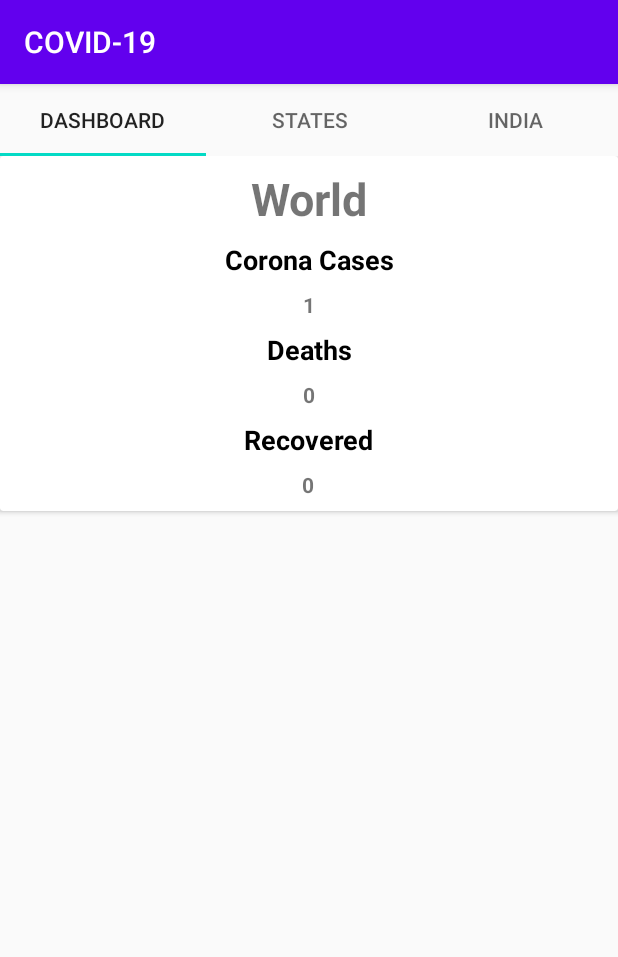
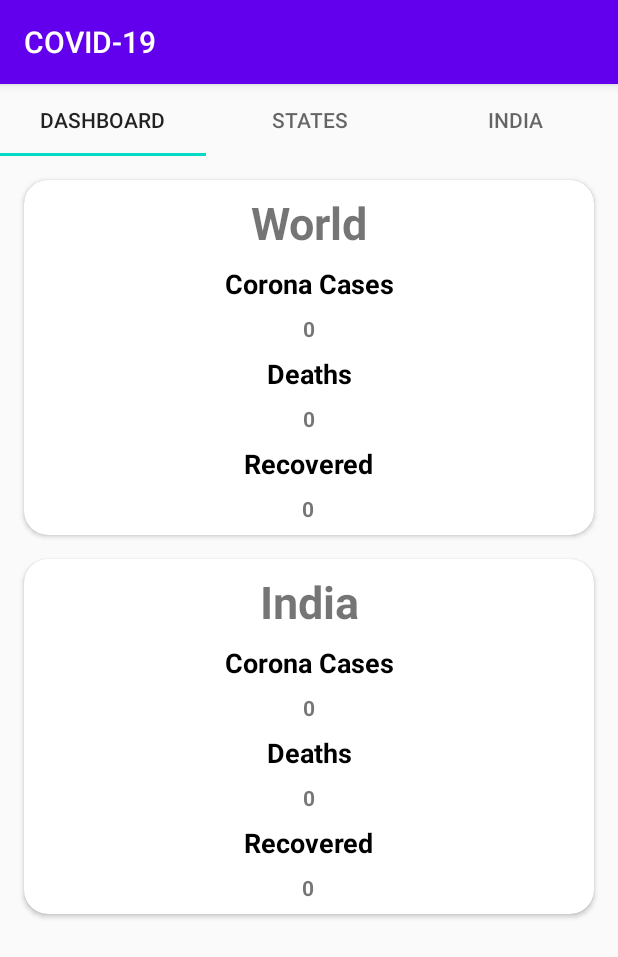
Before and after one commit to ajithr1/Corona, an Android app: the screen it shows after launch (MainActivity), on a phone screen of 412 x 824 dp. Shown: the top 957 px of the screen. Run offline under Robolectric (Android 15) with nearby library versions, the phone set to English and light mode, and no system bars.

Commit message:
V1.1.1
UI fix.

```diff
--- a/app/build.gradle
+++ b/app/build.gradle
@@ -9,7 +9,7 @@ android {
         minSdkVersion 21
         targetSdkVersion 29
         versionCode 1
-        versionName "1.0"
+        versionName "1.1.1"
 
         testInstrumentationRunner "androidx.test.runner.AndroidJUnitRunner"
     }
--- a/app/src/main/AndroidManifest.xml
+++ b/app/src/main/AndroidManifest.xml
@@ -1,6 +1,8 @@
 <?xml version="1.0" encoding="utf-8"?>
 <manifest xmlns:android="http://schemas.android.com/apk/res/android"
     package="com.ajith.covid_19">
+
+    <uses-permission android:name="android.permission.INTERNET"/>
 
     <application
         android:allowBackup="true"
--- a/app/src/main/java/com/ajith/covid_19/ApiClass.java
+++ b/app/src/main/java/com/ajith/covid_19/ApiClass.java
@@ -5,13 +5,13 @@ import okhttp3.logging.HttpLoggingInterceptor;
 import retrofit2.Retrofit;
 import retrofit2.converter.gson.GsonConverterFactory;
 
-public class ApiClass {
+class ApiClass {
 
-    private static final String BASE_URL = "https://api.covid19india.org/";
+    private static final String BASE_URL = "https://api.covid19api.com/";
     private static Retrofit retrofit;
 
 
-    public static Retrofit getRetrofit() {
+    static Retrofit getRetrofit() {
         if (retrofit == null){
 
             OkHttpClient client = new OkHttpClient.Builder()
--- a/app/src/main/java/com/ajith/covid_19/ApiInterface.java
+++ b/app/src/main/java/com/ajith/covid_19/ApiInterface.java
@@ -1,5 +1,6 @@
 package com.ajith.covid_19;
 
+import com.google.gson.JsonElement;
 import com.google.gson.JsonObject;
 
 import retrofit2.Call;
@@ -7,6 +8,6 @@ import retrofit2.http.GET;
 
 public interface ApiInterface {
 
-    @GET("data.json")
-    Call<JsonObject> getData();
+    @GET("summary")
+    Call<JsonElement> getData();
 }
--- a/app/src/main/java/com/ajith/covid_19/DashBoard.java
+++ b/app/src/main/java/com/ajith/covid_19/DashBoard.java
@@ -4,18 +4,21 @@ import android.os.Bundle;
 
 import androidx.fragment.app.Fragment;
 
+import android.util.Log;
 import android.view.LayoutInflater;
 import android.view.View;
 import android.view.ViewGroup;
 import android.widget.TextView;
 
+import com.google.gson.JsonElement;
 
-/**
- * A simple {@link Fragment} subclass.
- */
+import retrofit2.Call;
+import retrofit2.Callback;
+import retrofit2.Response;
+
 public class DashBoard extends Fragment {
 
-    TextView textView;
+    private TextView textView;
 
     public DashBoard() {
         // Required empty public constructor
@@ -28,8 +31,24 @@ public class DashBoard extends Fragment {
         // Inflate the layout for this fragment
         View view = inflater.inflate(R.layout.fragment_dash_board, container, false);
         textView = view.findViewById(R.id.world_cases);
-        String data = getArguments().getString("key");
-        textView.setText(data);
+
+        ApiInterface apiInterface = ApiClass.getRetrofit().create(ApiInterface.class);
+
+        Call<JsonElement> call = apiInterface.getData();
+
+        call.enqueue(new Callback<JsonElement>() {
+            @Override
+            public void onResponse(Call<JsonElement> call, Response<JsonElement> response) {
+                Log.d("ajju", response.body().toString());
+                textView.setText(response.body().toString());
+            }
+
+            @Override
+            public void onFailure(Call<JsonElement> call, Throwable t) {
+
+            }
+        });
+
         return view;
     }
 }
--- /dev/null
+++ b/app/src/main/java/com/ajith/covid_19/States.java
@@ -0,0 +1,28 @@
+package com.ajith.covid_19;
+
+import android.os.Bundle;
+
+import androidx.fragment.app.Fragment;
+
+import android.view.LayoutInflater;
+import android.view.View;
+import android.view.ViewGroup;
+
+
+/**
+ * A simple {@link Fragment} subclass.
+ */
+public class States extends Fragment {
+
+    public States() {
+        // Required empty public constructor
+    }
+
+
+    @Override
+    public View onCreateView(LayoutInflater inflater, ViewGroup container,
+                             Bundle savedInstanceState) {
+        // Inflate the layout for this fragment
+        return inflater.inflate(R.layout.fragment_states, container, false);
+    }
+}
--- a/app/src/main/java/com/ajith/covid_19/ViewPagerAdapter.java
+++ b/app/src/main/java/com/ajith/covid_19/ViewPagerAdapter.java
@@ -1,6 +1,4 @@
 package com.ajith.covid_19;
-
-import android.os.Bundle;
 
 import androidx.annotation.NonNull;
 import androidx.annotation.Nullable;
@@ -10,7 +8,7 @@ import androidx.fragment.app.FragmentPagerAdapter;
 
 public class ViewPagerAdapter extends FragmentPagerAdapter {
 
-    public ViewPagerAdapter(@NonNull FragmentManager fm) {
+    ViewPagerAdapter(@NonNull FragmentManager fm) {
         super(fm);
     }
 
@@ -18,13 +16,11 @@ public class ViewPagerAdapter extends FragmentPagerAdapter {
     @Override
     public Fragment getItem(int position) {
 
-        DashBoard dashBoard = new DashBoard();
-        Bundle bundle = new Bundle();
-        position = position + 1;
+        if (position == 0){
+            return new DashBoard();
+        }
 
-        bundle.putString("key", ""+position);
-        dashBoard.setArguments(bundle);
-        return dashBoard;
+        return new States();
     }
 
     @Override
--- a/app/src/main/res/layout/fragment_dash_board.xml
+++ b/app/src/main/res/layout/fragment_dash_board.xml
@@ -1,5 +1,5 @@
 <?xml version="1.0" encoding="utf-8"?>
-<FrameLayout xmlns:android="http://schemas.android.com/apk/res/android"
+<androidx.constraintlayout.widget.ConstraintLayout xmlns:android="http://schemas.android.com/apk/res/android"
     xmlns:app="http://schemas.android.com/apk/res-auto"
     xmlns:tools="http://schemas.android.com/tools"
     android:layout_width="match_parent"
@@ -7,15 +7,24 @@
     tools:context=".DashBoard">
 
     <androidx.cardview.widget.CardView
+        android:id="@+id/cardView1"
         android:layout_width="match_parent"
-        android:layout_height="wrap_content">
+        android:layout_height="wrap_content"
+        android:layout_margin="16dp"
+        android:layout_marginStart="16dp"
+        android:layout_marginTop="16dp"
+        android:layout_marginEnd="16dp"
+        app:cardCornerRadius="16dp"
+        app:layout_constraintEnd_toEndOf="parent"
+        app:layout_constraintStart_toStartOf="parent"
+        app:layout_constraintTop_toTopOf="parent">
 
         <androidx.constraintlayout.widget.ConstraintLayout
             android:layout_width="match_parent"
             android:layout_height="match_parent">
 
             <TextView
-                android:id="@+id/textView"
+                android:id="@+id/text1"
                 android:layout_width="wrap_content"
                 android:layout_height="wrap_content"
                 android:layout_marginTop="8dp"
@@ -27,7 +36,7 @@
                 app:layout_constraintTop_toTopOf="parent" />
 
             <TextView
-                android:id="@+id/textView3"
+                android:id="@+id/text2"
                 android:layout_width="wrap_content"
                 android:layout_height="wrap_content"
                 android:layout_marginTop="8dp"
@@ -37,7 +46,7 @@
                 android:textStyle="bold"
                 app:layout_constraintEnd_toEndOf="parent"
                 app:layout_constraintStart_toStartOf="parent"
-                app:layout_constraintTop_toBottomOf="@+id/textView" />
+                app:layout_constraintTop_toBottomOf="@+id/text1" />
 
             <TextView
                 android:id="@+id/world_cases"
@@ -49,10 +58,10 @@
                 android:textStyle="bold"
                 app:layout_constraintEnd_toEndOf="parent"
                 app:layout_constraintStart_toStartOf="parent"
-                app:layout_constraintTop_toBottomOf="@+id/textView3" />
+                app:layout_constraintTop_toBottomOf="@+id/text2" />
 
             <TextView
-                android:id="@+id/textView4"
+                android:id="@+id/text3"
                 android:layout_width="wrap_content"
                 android:layout_height="wrap_content"
                 android:layout_marginTop="8dp"
@@ -73,10 +82,10 @@
                 android:textStyle="bold"
                 app:layout_constraintEnd_toEndOf="parent"
                 app:layout_constraintStart_toStartOf="parent"
-                app:layout_constraintTop_toBottomOf="@+id/textView4" />
+                app:layout_constraintTop_toBottomOf="@+id/text3" />
 
             <TextView
-                android:id="@+id/textView6"
+                android:id="@+id/text4"
                 android:layout_width="wrap_content"
                 android:layout_height="wrap_content"
                 android:layout_marginTop="8dp"
@@ -89,7 +98,7 @@
                 app:layout_constraintTop_toBottomOf="@+id/world_deaths" />
 
             <TextView
-                android:id="@+id/world_recoverec"
+                android:id="@+id/world_recovered"
                 android:layout_width="wrap_content"
                 android:layout_height="wrap_content"
                 android:layout_marginTop="8dp"
@@ -100,7 +109,112 @@
                 app:layout_constraintEnd_toEndOf="parent"
                 app:layout_constraintHorizontal_bias="0.498"
                 app:layout_constraintStart_toStartOf="parent"
-                app:layout_constraintTop_toBottomOf="@+id/textView6" />
+                app:layout_constraintTop_toBottomOf="@+id/text4" />
         </androidx.constraintlayout.widget.ConstraintLayout>
     </androidx.cardview.widget.CardView>
-</FrameLayout>
+
+    <androidx.cardview.widget.CardView
+        android:layout_width="match_parent"
+        android:layout_height="wrap_content"
+        android:layout_margin="16dp"
+        android:layout_marginStart="16dp"
+        android:layout_marginEnd="16dp"
+        app:cardCornerRadius="16dp"
+        app:layout_constraintEnd_toEndOf="parent"
+        app:layout_constraintStart_toStartOf="parent"
+        app:layout_constraintTop_toBottomOf="@+id/cardView1">
+
+        <androidx.constraintlayout.widget.ConstraintLayout
+            android:layout_width="match_parent"
+            android:layout_height="match_parent">
+
+            <TextView
+                android:id="@+id/t1"
+                android:layout_width="wrap_content"
+                android:layout_height="wrap_content"
+                android:layout_marginTop="8dp"
+                android:text="India"
+                android:textSize="30sp"
+                android:textStyle="bold"
+                app:layout_constraintEnd_toEndOf="parent"
+                app:layout_constraintStart_toStartOf="parent"
+                app:layout_constraintTop_toTopOf="parent" />
+
+            <TextView
+                android:id="@+id/t2"
+                android:layout_width="wrap_content"
+                android:layout_height="wrap_content"
+                android:layout_marginTop="8dp"
+                android:text="Corona Cases"
+                android:textColor="@android:color/black"
+                android:textSize="18sp"
+                android:textStyle="bold"
+                app:layout_constraintEnd_toEndOf="parent"
+                app:layout_constraintStart_toStartOf="parent"
+                app:layout_constraintTop_toBottomOf="@+id/t1" />
+
+            <TextView
+                android:id="@+id/india_cases"
+                android:layout_width="wrap_content"
+                android:layout_height="wrap_content"
+                android:layout_marginTop="8dp"
+                android:inputType="number"
+                android:text="0"
+                android:textStyle="bold"
+                app:layout_constraintEnd_toEndOf="parent"
+                app:layout_constraintStart_toStartOf="parent"
+                app:layout_constraintTop_toBottomOf="@+id/t2" />
+
+            <TextView
+                android:id="@+id/t3"
+                android:layout_width="wrap_content"
+                android:layout_height="wrap_content"
+                android:layout_marginTop="8dp"
+                android:text="Deaths"
+                android:textColor="@android:color/black"
+                android:textSize="18sp"
+                android:textStyle="bold"
+                app:layout_constraintEnd_toEndOf="parent"
+                app:layout_constraintStart_toStartOf="parent"
+                app:layout_constraintTop_toBottomOf="@+id/india_cases" />
+
+            <TextView
+                android:id="@+id/india_deaths"
+                android:layout_width="wrap_content"
+                android:layout_height="wrap_content"
+                android:layout_marginTop="8dp"
+                android:text="0"
+                android:textStyle="bold"
+                app:layout_constraintEnd_toEndOf="parent"
+                app:layout_constraintStart_toStartOf="parent"
+                app:layout_constraintTop_toBottomOf="@+id/t3" />
+
+            <TextView
+                android:id="@+id/t4"
+                android:layout_width="wrap_content"
+                android:layout_height="wrap_content"
+                android:layout_marginTop="8dp"
+                android:text="Recovered"
+                android:textColor="@android:color/black"
+                android:textSize="18sp"
+                android:textStyle="bold"
+                app:layout_constraintEnd_toEndOf="parent"
+                app:layout_constraintStart_toStartOf="parent"
+                app:layout_constraintTop_toBottomOf="@+id/india_deaths" />
+
+            <TextView
+                android:id="@+id/india_recoverec"
+                android:layout_width="wrap_content"
+                android:layout_height="wrap_content"
+                android:layout_marginTop="8dp"
+                android:layout_marginBottom="8dp"
+                android:text="0"
+                android:textStyle="bold"
+                app:layout_constraintBottom_toBottomOf="parent"
+                app:layout_constraintEnd_toEndOf="parent"
+                app:layout_constraintHorizontal_bias="0.498"
+                app:layout_constraintStart_toStartOf="parent"
+                app:layout_constraintTop_toBottomOf="@+id/t4" />
+        </androidx.constraintlayout.widget.ConstraintLayout>
+    </androidx.cardview.widget.CardView>
+</androidx.constraintlayout.widget.ConstraintLayout>
--- /dev/null
+++ b/app/src/main/res/layout/fragment_states.xml
@@ -0,0 +1,13 @@
+<?xml version="1.0" encoding="utf-8"?>
+<FrameLayout xmlns:android="http://schemas.android.com/apk/res/android"
+    xmlns:tools="http://schemas.android.com/tools"
+    android:layout_width="match_parent"
+    android:layout_height="match_parent"
+    tools:context=".States">
+
+    <TextView
+        android:layout_width="match_parent"
+        android:layout_height="match_parent"
+        android:text="@string/hello_blank_fragment" />
+
+</FrameLayout>
```
